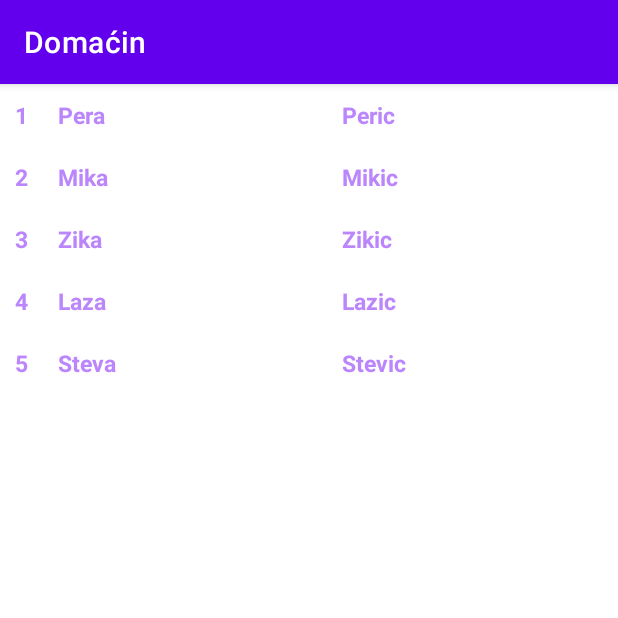
After one commit to stevanm/mis-project, an Android app: the fragment EmployeeFragment placed in its activity, on a phone screen of 412 x 824 dp, the top half of it. The commit adds this screen. Run offline under Robolectric (Android 15) with nearby library versions, the phone set to English and light mode, and no system bars.

Commit message:
Added Employee screens (list & details)

```diff
--- a/host-android-app/app/src/main/java/rs/ac/uns/pmf/mis/restauranthost/data/MainDataSource.java
+++ b/host-android-app/app/src/main/java/rs/ac/uns/pmf/mis/restauranthost/data/MainDataSource.java
@@ -2,17 +2,20 @@ package rs.ac.uns.pmf.mis.restauranthost.data;
 
 import android.app.Application;
 
+import androidx.lifecycle.LiveData;
 import androidx.lifecycle.MutableLiveData;
 
 import java.util.ArrayList;
 import java.util.List;
 
+import rs.ac.uns.pmf.mis.restauranthost.domain.model.ManagerEmployeeItem;
 import rs.ac.uns.pmf.mis.restauranthost.domain.model.ManagerOrderItem;
 
 public class MainDataSource implements MainRepository {
 
     private final Application application;
-    List<ManagerOrderItem> managerOrderItems = new ArrayList<>();
+    private List<ManagerOrderItem> managerOrderItems = new ArrayList<>();
+    private List<ManagerEmployeeItem> managerEmployeeItems = new ArrayList<>();
 
     public MainDataSource(Application application) {
         this.application = application;
@@ -58,4 +61,19 @@ public class MainDataSource implements MainRepository {
         this.managerOrderItems = managerOrderItems;
     }
 
+    @Override
+    public LiveData<List<ManagerEmployeeItem>> getManagerEmployeeItems() {
+        managerEmployeeItems.add(new ManagerEmployeeItem(1, "Pera", "Peric"));
+        managerEmployeeItems.add(new ManagerEmployeeItem(2, "Mika", "Mikic"));
+        managerEmployeeItems.add(new ManagerEmployeeItem(3, "Zika", "Zikic"));
+        managerEmployeeItems.add(new ManagerEmployeeItem(4, "Laza", "Lazic"));
+        managerEmployeeItems.add(new ManagerEmployeeItem(5, "Steva", "Stevic"));
+        return new MutableLiveData<>(managerEmployeeItems);
+    }
+
+    @Override
+    public void sendManagerEmployeeItems(List<ManagerEmployeeItem> managerEmployeeItems) {
+        this.managerEmployeeItems = managerEmployeeItems;
+    }
+
 }
--- a/host-android-app/app/src/main/java/rs/ac/uns/pmf/mis/restauranthost/data/MainRepository.java
+++ b/host-android-app/app/src/main/java/rs/ac/uns/pmf/mis/restauranthost/data/MainRepository.java
@@ -4,6 +4,7 @@ import androidx.lifecycle.LiveData;
 
 import java.util.List;
 
+import rs.ac.uns.pmf.mis.restauranthost.domain.model.ManagerEmployeeItem;
 import rs.ac.uns.pmf.mis.restauranthost.domain.model.ManagerOrderItem;
 
 public interface MainRepository {
@@ -12,4 +13,8 @@ public interface MainRepository {
 
     void sendManagerOrderedItems(List<ManagerOrderItem> managerOrderItems);
 
+    LiveData<List<ManagerEmployeeItem>> getManagerEmployeeItems();
+
+    void sendManagerEmployeeItems(List<ManagerEmployeeItem> managerEmployeeItems);
+
 }
--- /dev/null
+++ b/host-android-app/app/src/main/java/rs/ac/uns/pmf/mis/restauranthost/domain/model/ManagerEmployeeItem.java
@@ -0,0 +1,80 @@
+package rs.ac.uns.pmf.mis.restauranthost.domain.model;
+
+import android.os.Parcel;
+import android.os.Parcelable;
+
+public class ManagerEmployeeItem implements Parcelable {
+
+    private int employeeId;
+    private String employeeFirstName;
+    private String employeeSecondName;
+
+    public ManagerEmployeeItem(int employeeId, String employeeFirstName, String employeeSecondName) {
+        this.employeeId = employeeId;
+        this.employeeFirstName = employeeFirstName;
+        this.employeeSecondName = employeeSecondName;
+    }
+
+    protected ManagerEmployeeItem(Parcel in) {
+        employeeId = in.readInt();
+        employeeFirstName = in.readString();
+        employeeSecondName = in.readString();
+    }
+
+    public static final Creator<ManagerEmployeeItem> CREATOR = new Creator<ManagerEmployeeItem>() {
+        @Override
+        public ManagerEmployeeItem createFromParcel(Parcel in) {
+            return new ManagerEmployeeItem(in);
+        }
+
+        @Override
+        public ManagerEmployeeItem[] newArray(int size) {
+            return new ManagerEmployeeItem[size];
+        }
+    };
+
+    public int getEmployeeId() {
+        return employeeId;
+    }
+
+    public void setEmployeeId(int employeeId) {
+        this.employeeId = employeeId;
+    }
+
+    public String getEmployeeFirstName() {
+        return employeeFirstName;
+    }
+
+    public void setEmployeeFirstName(String employeeFirstName) {
+        this.employeeFirstName = employeeFirstName;
+    }
+
+    public String getEmployeeSecondName() {
+        return employeeSecondName;
+    }
+
+    public void setEmployeeSecondName(String employeeSecondName) {
+        this.employeeSecondName = employeeSecondName;
+    }
+
+    @Override
+    public String toString() {
+        return "ManagerEmployeeItem{" +
+                "employeeId=" + employeeId +
+                ", employeeFirstName='" + employeeFirstName + '\'' +
+                ", employeeSecondName='" + employeeSecondName + '\'' +
+                '}';
+    }
+
+    @Override
+    public int describeContents() {
+        return 0;
+    }
+
+    @Override
+    public void writeToParcel(Parcel dest, int flags) {
+        dest.writeInt(employeeId);
+        dest.writeString(employeeFirstName);
+        dest.writeString(employeeSecondName);
+    }
+}
--- /dev/null
+++ b/host-android-app/app/src/main/java/rs/ac/uns/pmf/mis/restauranthost/presentation/adapters/ManagerEmployeesAdapter.java
@@ -0,0 +1,86 @@
+package rs.ac.uns.pmf.mis.restauranthost.presentation.adapters;
+
+import android.content.Context;
+import android.view.LayoutInflater;
+import android.view.View;
+import android.view.ViewGroup;
+import android.widget.TextView;
+import android.widget.Toast;
+
+import androidx.annotation.NonNull;
+import androidx.appcompat.app.AppCompatActivity;
+import androidx.recyclerview.widget.RecyclerView;
+
+import java.util.ArrayList;
+import java.util.List;
+
+import rs.ac.uns.pmf.mis.restauranthost.R;
+import rs.ac.uns.pmf.mis.restauranthost.domain.model.ManagerEmployeeItem;
+import rs.ac.uns.pmf.mis.restauranthost.presentation.fragments.employee.EmployeeDetailsFragment;
+
+public class ManagerEmployeesAdapter extends RecyclerView.Adapter<ManagerEmployeesAdapter.EmployeeViewHolder> {
+
+    private final Context context;
+
+    private final List<ManagerEmployeeItem> managerEmployeeItems = new ArrayList<>();
+
+    public ManagerEmployeesAdapter(Context context) {
+        this.context = context;
+    }
+
+    @NonNull
+    @Override
+    public EmployeeViewHolder onCreateViewHolder(@NonNull ViewGroup parent, int viewType) {
+        View view = LayoutInflater.from(parent.getContext()).inflate(R.layout.employee_item, parent, false);
+        return new EmployeeViewHolder(view);
+    }
+
+    @Override
+    public void onBindViewHolder(@NonNull EmployeeViewHolder holder, int position) {
+        ManagerEmployeeItem item = managerEmployeeItems.get(position);
+        holder.id.setText(String.valueOf(item.getEmployeeId()));
+        holder.firstName.setText(item.getEmployeeFirstName());
+        holder.secondName.setText(item.getEmployeeSecondName());
+        holder.itemView.setOnClickListener(new View.OnClickListener() {
+            @Override
+            public void onClick(View v) {
+//                Toast.makeText(v.getContext(), item.toString(), Toast.LENGTH_SHORT).show();
+                ((AppCompatActivity) context).getSupportFragmentManager().beginTransaction()
+                        .addToBackStack(null)
+                        .replace(R.id.container, EmployeeDetailsFragment.newInstance(item))
+                        .commit();
+            }
+        });
+
+    }
+
+    @Override
+    public int getItemCount() {
+        return managerEmployeeItems.size();
+    }
+
+    public List<ManagerEmployeeItem> getManagerEmployeeItems() {
+        return managerEmployeeItems;
+    }
+
+    public static class EmployeeViewHolder extends RecyclerView.ViewHolder {
+
+        private final TextView id;
+        private final TextView firstName;
+        private final TextView secondName;
+
+        public EmployeeViewHolder(@NonNull View itemView) {
+            super(itemView);
+            id = itemView.findViewById(R.id.employee_id);
+            firstName = itemView.findViewById(R.id.first_name);
+            secondName = itemView.findViewById(R.id.second_name);
+        }
+    }
+
+    public void setManagerEmployeeItems(List<ManagerEmployeeItem> employeeItems) {
+        managerEmployeeItems.clear();
+        managerEmployeeItems.addAll(employeeItems);
+        notifyDataSetChanged();
+    }
+
+}
--- a/host-android-app/app/src/main/java/rs/ac/uns/pmf/mis/restauranthost/presentation/adapters/ManagerOrderAdapter.java
+++ b/host-android-app/app/src/main/java/rs/ac/uns/pmf/mis/restauranthost/presentation/adapters/OrderAdapter.java
@@ -16,13 +16,13 @@ import java.util.List;
 import rs.ac.uns.pmf.mis.restauranthost.R;
 import rs.ac.uns.pmf.mis.restauranthost.domain.model.ManagerOrderItem;
 
-public class ManagerOrderAdapter extends RecyclerView.Adapter<ManagerOrderAdapter.OrderViewHolder> {
+public class OrderAdapter extends RecyclerView.Adapter<OrderAdapter.OrderViewHolder> {
 
     private final Activity activity;
 
     private final List<ManagerOrderItem> managerOrderItems = new ArrayList<>();
 
-    public ManagerOrderAdapter(Activity activity) {
+    public OrderAdapter(Activity activity) {
         this.activity = activity;
     }
 
--- /dev/null
+++ b/host-android-app/app/src/main/java/rs/ac/uns/pmf/mis/restauranthost/presentation/fragments/employee/EmployeeFragment.java
@@ -0,0 +1,71 @@
+package rs.ac.uns.pmf.mis.restauranthost.presentation.fragments.employee;
+
+import android.content.Context;
+import android.os.Bundle;
+import android.view.LayoutInflater;
+import android.view.View;
+import android.view.ViewGroup;
+
+import androidx.annotation.NonNull;
+import androidx.annotation.Nullable;
+import androidx.fragment.app.Fragment;
+import androidx.lifecycle.ViewModelProvider;
+import androidx.recyclerview.widget.LinearLayoutManager;
+import androidx.recyclerview.widget.RecyclerView;
+
+import org.jetbrains.annotations.NotNull;
+
+import rs.ac.uns.pmf.mis.restauranthost.R;
+import rs.ac.uns.pmf.mis.restauranthost.data.MainRepository;
+import rs.ac.uns.pmf.mis.restauranthost.framework.HostApplication;
+import rs.ac.uns.pmf.mis.restauranthost.presentation.adapters.ManagerEmployeesAdapter;
+import rs.ac.uns.pmf.mis.restauranthost.presentation.viewmodels.MainViewModel;
+import rs.ac.uns.pmf.mis.restauranthost.presentation.viewmodels.MainViewModelFactory;
+
+
+public class EmployeeFragment extends Fragment {
+
+    private Context context;
+    private MainViewModel viewModel;
+    private RecyclerView recyclerView;
+    private ManagerEmployeesAdapter managerEmployeesAdapter;
+
+    public EmployeeFragment() {
+        // Required empty public constructor
+    }
+
+    public static EmployeeFragment newInstance() {
+        EmployeeFragment fragment = new EmployeeFragment();
+        Bundle args = new Bundle();
+        fragment.setArguments(args);
+        return fragment;
+    }
+
+    @Override
+    public void onAttach(@NonNull @NotNull Context context) {
+        super.onAttach(context);
+        this.context = context;
+    }
+
+    @Override
+    public View onCreateView(LayoutInflater inflater, ViewGroup container,
+                             Bundle savedInstanceState) {
+        return inflater.inflate(R.layout.fragment_employee, container, false);
+    }
+
+    @Override
+    public void onViewCreated(@NonNull @NotNull View view, @Nullable @org.jetbrains.annotations.Nullable Bundle savedInstanceState) {
+        recyclerView = view.findViewById(R.id.recycler_view);
+        recyclerView.setLayoutManager(new LinearLayoutManager(view.getContext()));
+        managerEmployeesAdapter = new ManagerEmployeesAdapter(getActivity());
+        recyclerView.setAdapter(managerEmployeesAdapter);
+
+        MainRepository mainRepository = ((HostApplication) context.getApplicationContext()).getMainRepository();
+        viewModel = new ViewModelProvider(requireActivity(),
+                new MainViewModelFactory(((HostApplication) context.getApplicationContext()), mainRepository))
+                .get(MainViewModel.class);
+
+        viewModel.getManagerEmployeeItem().observe(getViewLifecycleOwner(), managerEmployeeItems -> managerEmployeesAdapter.setManagerEmployeeItems(managerEmployeeItems));
+
+    }
+}
--- a/host-android-app/app/src/main/java/rs/ac/uns/pmf/mis/restauranthost/presentation/fragments/orders/OrderFragment.java
+++ b/host-android-app/app/src/main/java/rs/ac/uns/pmf/mis/restauranthost/presentation/fragments/orders/OrderFragment.java
@@ -24,7 +24,7 @@ import rs.ac.uns.pmf.mis.restauranthost.R;
 import rs.ac.uns.pmf.mis.restauranthost.data.MainRepository;
 import rs.ac.uns.pmf.mis.restauranthost.domain.model.ManagerOrderItem;
 import rs.ac.uns.pmf.mis.restauranthost.framework.HostApplication;
-import rs.ac.uns.pmf.mis.restauranthost.presentation.adapters.ManagerOrderAdapter;
+import rs.ac.uns.pmf.mis.restauranthost.presentation.adapters.OrderAdapter;
 import rs.ac.uns.pmf.mis.restauranthost.presentation.viewmodels.MainViewModel;
 import rs.ac.uns.pmf.mis.restauranthost.presentation.viewmodels.MainViewModelFactory;
 
@@ -33,7 +33,7 @@ public class OrderFragment extends Fragment {
 
     private Context context;
     private MainViewModel viewModel;
-    private ManagerOrderAdapter managerOrderAdapter;
+    private OrderAdapter managerOrderAdapter;
     private Button createOrder;
 
     @Override
@@ -66,7 +66,7 @@ public class OrderFragment extends Fragment {
 
         RecyclerView recyclerView = view.findViewById(R.id.recycler_view);
         recyclerView.setLayoutManager(new LinearLayoutManager(getActivity()));
-        managerOrderAdapter = new ManagerOrderAdapter(getActivity());
+        managerOrderAdapter = new OrderAdapter(getActivity());
         recyclerView.setAdapter(managerOrderAdapter);
 
         MainRepository mainRepository = ((HostApplication) context.getApplicationContext()).getMainRepository();
--- a/host-android-app/app/src/main/java/rs/ac/uns/pmf/mis/restauranthost/presentation/viewmodels/MainViewModel.java
+++ b/host-android-app/app/src/main/java/rs/ac/uns/pmf/mis/restauranthost/presentation/viewmodels/MainViewModel.java
@@ -6,6 +6,7 @@ import androidx.lifecycle.ViewModel;
 import java.util.List;
 
 import rs.ac.uns.pmf.mis.restauranthost.data.MainRepository;
+import rs.ac.uns.pmf.mis.restauranthost.domain.model.ManagerEmployeeItem;
 import rs.ac.uns.pmf.mis.restauranthost.domain.model.ManagerOrderItem;
 
 public class MainViewModel extends ViewModel {
@@ -23,4 +24,12 @@ public class MainViewModel extends ViewModel {
     public void sendManagerOrderedItems(List<ManagerOrderItem> managerOrderItems) {
         mainRepository.sendManagerOrderedItems(managerOrderItems);
     }
+
+    public LiveData<List<ManagerEmployeeItem>> getManagerEmployeeItem() {
+        return mainRepository.getManagerEmployeeItems();
+    }
+
+    public void sendManagerEmployeeItems(List<ManagerEmployeeItem> managerEmployeeItems) {
+        mainRepository.sendManagerEmployeeItems(managerEmployeeItems);
+    }
 }
--- /dev/null
+++ b/host-android-app/app/src/main/res/layout/employee_item.xml
@@ -0,0 +1,28 @@
+<?xml version="1.0" encoding="utf-8"?>
+<LinearLayout xmlns:android="http://schemas.android.com/apk/res/android"
+    android:layout_width="match_parent"
+    android:layout_height="wrap_content"
+    android:orientation="horizontal">
+
+    <TextView
+        android:id="@+id/employee_id"
+        style="@style/employeeStyle"
+        android:layout_width="wrap_content"
+        android:layout_height="wrap_content" />
+
+    <TextView
+        android:id="@+id/first_name"
+        style="@style/employeeStyle"
+        android:layout_width="wrap_content"
+        android:layout_height="wrap_content"
+        android:layout_weight="1" />
+
+    <TextView
+        android:id="@+id/second_name"
+        style="@style/employeeStyle"
+        android:layout_width="wrap_content"
+        android:layout_height="wrap_content"
+        android:layout_weight="1" />
+
+
+</LinearLayout>
--- /dev/null
+++ b/host-android-app/app/src/main/res/layout/fragment_employee.xml
@@ -0,0 +1,13 @@
+<?xml version="1.0" encoding="utf-8"?>
+<FrameLayout xmlns:android="http://schemas.android.com/apk/res/android"
+    xmlns:tools="http://schemas.android.com/tools"
+    android:layout_width="match_parent"
+    android:layout_height="match_parent"
+    tools:context=".presentation.fragments.employee.EmployeeFragment">
+
+    <androidx.recyclerview.widget.RecyclerView
+        android:id="@+id/recycler_view"
+        android:layout_width="match_parent"
+        android:layout_height="match_parent" />
+
+</FrameLayout>
--- a/host-android-app/app/src/main/res/layout/fragment_manager.xml
+++ b/host-android-app/app/src/main/res/layout/fragment_manager.xml
@@ -39,7 +39,6 @@
         android:layout_height="wrap_content"
         android:layout_gravity="center"
         android:layout_margin="10dp"
-        android:backgroundTint="@color/teal_700"
         android:text="Prikaz svih zaposlenih" />
 
 </LinearLayout>
--- a/host-android-app/app/src/main/res/layout/order_item.xml
+++ b/host-android-app/app/src/main/res/layout/order_item.xml
@@ -1,13 +1,13 @@
 <?xml version="1.0" encoding="utf-8"?>
 <LinearLayout xmlns:android="http://schemas.android.com/apk/res/android"
     android:layout_width="match_parent"
-    android:layout_height="40dp"
+    android:layout_height="wrap_content"
     android:orientation="horizontal">
 
     <TextView
         android:id="@+id/order_name"
         style="@style/orderStyle"
-        android:layout_width="wrap_content"
+        android:layout_width="0dp"
         android:layout_height="wrap_content"
         android:layout_weight="1"
         android:text="Namirnica 1" />
--- a/host-android-app/app/src/main/res/values/strings.xml
+++ b/host-android-app/app/src/main/res/values/strings.xml
@@ -12,5 +12,7 @@
     <string name="save">Sačuvaj</string>
     <string name="work_scheduler_description">Ovde unesite text...</string>
     <string name="please_wait">Molimo Vas sacekajte! Cuvanje u toku ...</string>
+    <!-- TODO: Remove or change this placeholder text -->
+    <string name="hello_blank_fragment">Hello blank fragment</string>
 
 </resources>
--- a/host-android-app/app/src/main/res/values/themes.xml
+++ b/host-android-app/app/src/main/res/values/themes.xml
@@ -23,7 +23,14 @@
     <style name="orderStyle" parent="Widget.AppCompat.TextView">
         <item name="android:layout_margin">10dp</item>
         <item name="android:textSize">15sp</item>
-        <item name="color">@color/purple_200</item>
+        <item name="android:textColor">@color/purple_200</item>
+    </style>
+
+    <style name="employeeStyle" parent="Widget.AppCompat.TextView">
+        <item name="android:layout_margin">10dp</item>
+        <item name="android:textStyle">bold</item>
+        <item name="android:textSize">15sp</item>
+        <item name="android:textColor">@color/purple_200</item>
     </style>
 
 </resources>
```
Also changed, not shown: host-android-app/app/src/main/java/rs/ac/uns/pmf/mis/restauranthost/presentation/fragments/employee/EmployeeDetailsFragment.java (added, +77 -0 lines), host-android-app/app/src/main/java/rs/ac/uns/pmf/mis/restauranthost/presentation/fragments/manager/ManagerFragment.java (+10 -0 lines), host-android-app/app/src/main/res/layout/fragment_employee_details.xml (added, +10 -0 lines), 1 other file.
